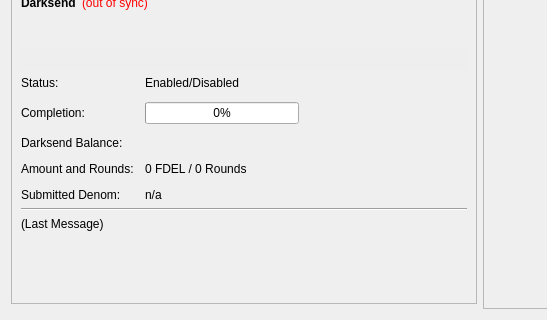
This is src/qt/forms/overviewpage.ui in hronopay/fd as Qt 5 draws it before an edit; both pictures show x 0 to 547 and y 294 to 614 of the 960 by 614 pixel window. The edited form follows.
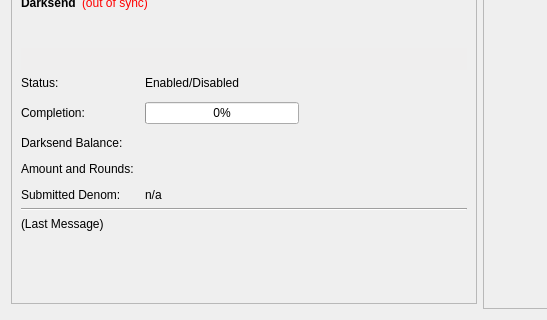
This is the edited form.

Commit message: delete labelAmountRounds

Patch:
```diff
--- a/src/qt/forms/overviewpage.ui
+++ b/src/qt/forms/overviewpage.ui
@@ -1005,13 +1005,6 @@
               </property>
              </widget>
             </item>
-            <item row="4" column="1">
-             <widget class="QLabel" name="labelAmountRounds">
-              <property name="text">
-               <string>0 FDEL / 0 Rounds</string>
-              </property>
-             </widget>
-            </item>
             <item row="5" column="0">
              <widget class="QLabel" name="label_9">
               <property name="text">
```
The commit also changes 1 other file.
